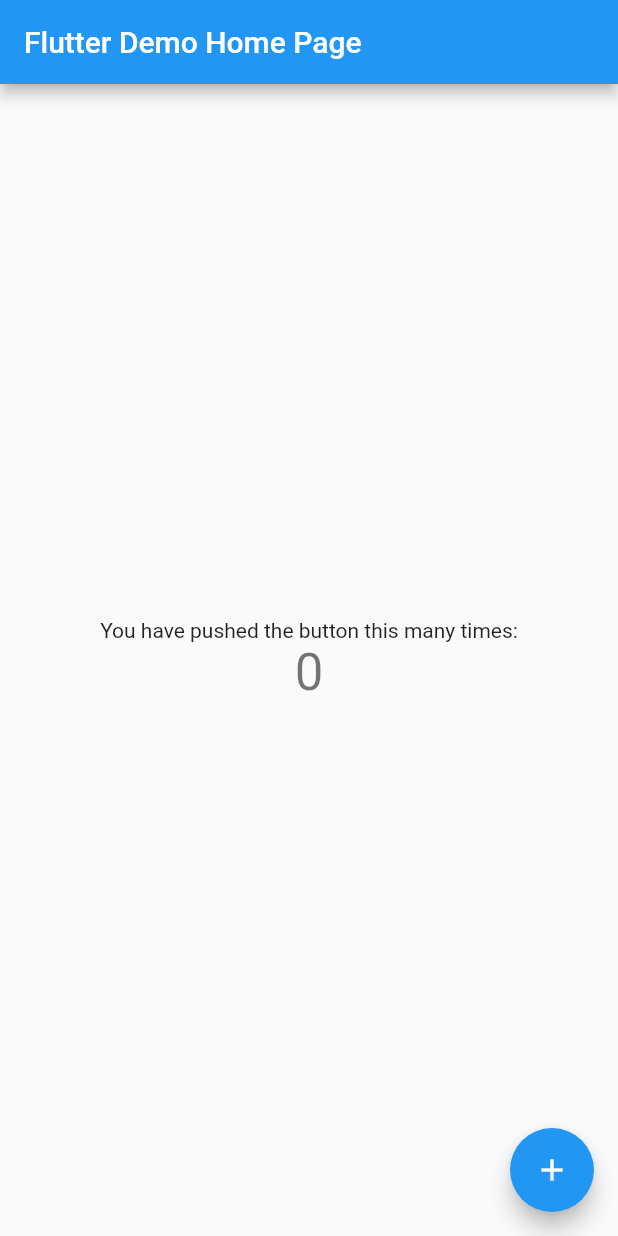
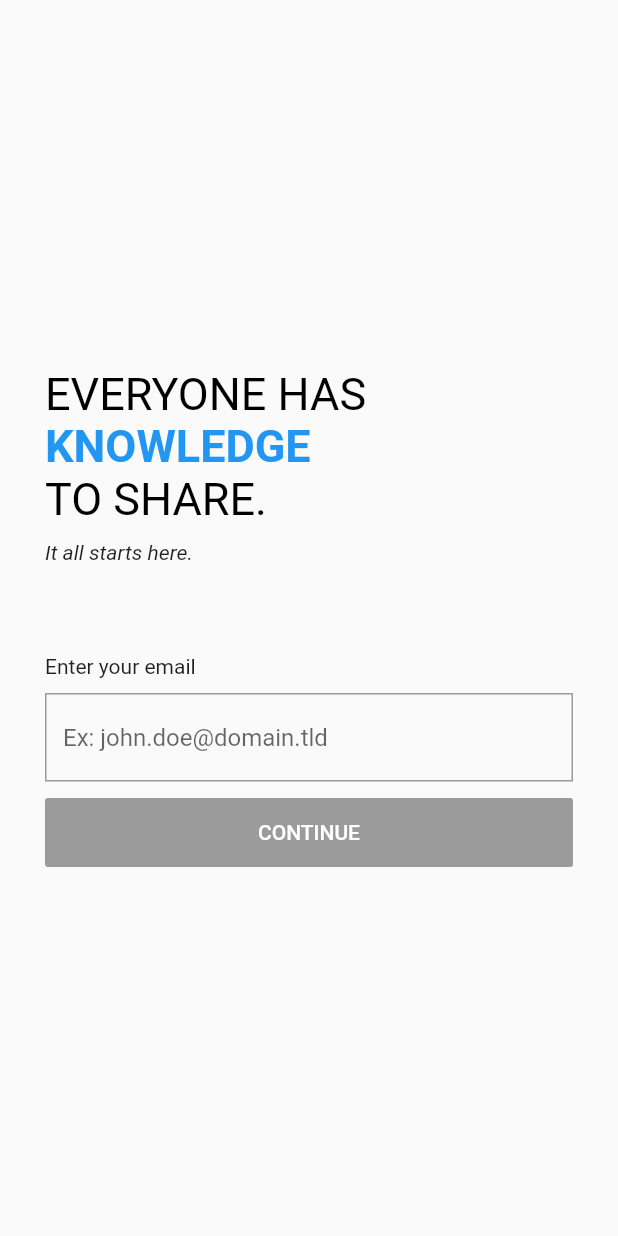
Before and after one commit to gregchapauli/leadeetuto, a Flutter app: the screen it shows after launch, on a phone screen of 412 x 824 dp. Run offline on Flutter 3.47's test engine with Material 2 defaults, Android fonts, the phone set to English and light mode, and no system bars.

Commit message:
Création des 4 vues de l'application non connectée

```diff
--- a/lib/main.dart
+++ b/lib/main.dart
@@ -1,117 +1,17 @@
 import 'package:flutter/material.dart';
+import 'package:flutter/widgets.dart';
+import 'package:leadeetuto/screen/guest/Auth.dart';
+import 'package:leadeetuto/screen/Guest.dart';
 
-void main() {
-  runApp(MyApp());
-}
+void main() => runApp(App());
 
-class MyApp extends StatelessWidget {
-  // This widget is the root of your application.
+class App extends StatelessWidget {
   @override
   Widget build(BuildContext context) {
     return MaterialApp(
-      title: 'Flutter Demo',
-      theme: ThemeData(
-        // This is the theme of your application.
-        //
-        // Try running your application with "flutter run". You'll see the
-        // application has a blue toolbar. Then, without quitting the app, try
-        // changing the primarySwatch below to Colors.green and then invoke
-        // "hot reload" (press "r" in the console where you ran "flutter run",
-        // or simply save your changes to "hot reload" in a Flutter IDE).
-        // Notice that the counter didn't reset back to zero; the application
-        // is not restarted.
-        primarySwatch: Colors.blue,
-        // This makes the visual density adapt to the platform that you run
-        // the app on. For desktop platforms, the controls will be smaller and
-        // closer together (more dense) than on mobile platforms.
-        visualDensity: VisualDensity.adaptivePlatformDensity,
-      ),
-      home: MyHomePage(title: 'Flutter Demo Home Page'),
+      debugShowCheckedModeBanner: false,
+      title: 'Leadee',
+      home: GuestScreen(),
     );
   }
 }
-
-class MyHomePage extends StatefulWidget {
-  MyHomePage({Key key, this.title}) : super(key: key);
-
-  // This widget is the home page of your application. It is stateful, meaning
-  // that it has a State object (defined below) that contains fields that affect
-  // how it looks.
-
-  // This class is the configuration for the state. It holds the values (in this
-  // case the title) provided by the parent (in this case the App widget) and
-  // used by the build method of the State. Fields in a Widget subclass are
-  // always marked "final".
-
-  final String title;
-
-  @override
-  _MyHomePageState createState() => _MyHomePageState();
-}
-
-class _MyHomePageState extends State<MyHomePage> {
-  int _counter = 0;
-
-  void _incrementCounter() {
-    setState(() {
-      // This call to setState tells the Flutter framework that something has
-      // changed in this State, which causes it to rerun the build method below
-      // so that the display can reflect the updated values. If we changed
-      // _counter without calling setState(), then the build method would not be
-      // called again, and so nothing would appear to happen.
-      _counter++;
-    });
-  }
-
-  @override
-  Widget build(BuildContext context) {
-    // This method is rerun every time setState is called, for instance as done
-    // by the _incrementCounter method above.
-    //
-    // The Flutter framework has been optimized to make rerunning build methods
-    // fast, so that you can just rebuild anything that needs updating rather
-    // than having to individually change instances of widgets.
-    return Scaffold(
-      appBar: AppBar(
-        // Here we take the value from the MyHomePage object that was created by
-        // the App.build method, and use it to set our appbar title.
-        title: Text(widget.title),
-      ),
-      body: Center(
-        // Center is a layout widget. It takes a single child and positions it
-        // in the middle of the parent.
-        child: Column(
-          // Column is also a layout widget. It takes a list of children and
-          // arranges them vertically. By default, it sizes itself to fit its
-          // children horizontally, and tries to be as tall as its parent.
-          //
-          // Invoke "debug painting" (press "p" in the console, choose the
-          // "Toggle Debug Paint" action from the Flutter Inspector in Android
-          // Studio, or the "Toggle Debug Paint" command in Visual Studio Code)
-          // to see the wireframe for each widget.
-          //
-          // Column has various properties to control how it sizes itself and
-          // how it positions its children. Here we use mainAxisAlignment to
-          // center the children vertically; the main axis here is the vertical
-          // axis because Columns are vertical (the cross axis would be
-          // horizontal).
-          mainAxisAlignment: MainAxisAlignment.center,
-          children: <Widget>[
-            Text(
-              'You have pushed the button this many times:',
-            ),
-            Text(
-              '$_counter',
-              style: Theme.of(context).textTheme.headline4,
-            ),
-          ],
-        ),
-      ),
-      floatingActionButton: FloatingActionButton(
-        onPressed: _incrementCounter,
-        tooltip: 'Increment',
-        child: Icon(Icons.add),
-      ), // This trailing comma makes auto-formatting nicer for build methods.
-    );
-  }
-}
--- /dev/null
+++ b/lib/screen/Guest.dart
@@ -0,0 +1,38 @@
+import 'package:flutter/material.dart';
+import 'package:leadeetuto/screen/guest/Auth.dart';
+import 'package:leadeetuto/screen/guest/Password.dart';
+import 'package:leadeetuto/screen/guest/Term.dart';
+
+class GuestScreen extends StatefulWidget {
+  @override
+  _GuestScreenState createState() => _GuestScreenState();
+}
+
+class _GuestScreenState extends State<GuestScreen> {
+  List<Widget> _widgets = [];
+  int _indexSelected = 0;
+
+  @override
+  void initState() {
+    super.initState();
+
+    _widgets.addAll([
+      AuthScreen(
+        onChangedStep: (index) => setState(() => _indexSelected = index),
+      ),
+      TermScreen(
+        onChangedStep: (index) => setState(() => _indexSelected = index),
+      ),
+      PasswordScreen(
+        onChangedStep: (index) => setState(() => _indexSelected = index),
+      ),
+    ]);
+  }
+
+  @override
+  Widget build(BuildContext context) {
+    return Container(
+      child: _widgets.elementAt(_indexSelected),
+    );
+  }
+}
--- /dev/null
+++ b/lib/screen/guest/Auth.dart
@@ -0,0 +1,131 @@
+import 'package:flutter/material.dart';
+
+class AuthScreen extends StatefulWidget {
+  final Function(int) onChangedStep;
+
+  const AuthScreen({
+    Key key,
+    this.onChangedStep,
+  }) : super(key: key);
+
+  @override
+  _AuthScreenState createState() => _AuthScreenState();
+}
+
+class _AuthScreenState extends State<AuthScreen> {
+  final GlobalKey<FormState> _formKey = GlobalKey<FormState>();
+  final RegExp emailRegex = RegExp(r"[a-z0-9\._-]+@[a-z0-9\._-]+\.[a-z]+");
+
+  String _email = '';
+
+  @override
+  Widget build(BuildContext context) {
+    return SafeArea(
+      child: Scaffold(
+        body: Center(
+          child: SingleChildScrollView(
+            padding: EdgeInsets.symmetric(
+              horizontal: 30.0,
+            ),
+            child: Column(
+              crossAxisAlignment: CrossAxisAlignment.start,
+              children: [
+                RichText(
+                  text: TextSpan(
+                    text: 'Everyone has\n'.toUpperCase(),
+                    style: TextStyle(
+                      color: Colors.black,
+                      fontSize: 30.0,
+                    ),
+                    children: [
+                      TextSpan(
+                        text: 'knowledge\n'.toUpperCase(),
+                        style: TextStyle(
+                          color: Theme.of(context).primaryColor,
+                          fontWeight: FontWeight.bold,
+                        ),
+                      ),
+                      TextSpan(
+                        text: 'to share.'.toUpperCase(),
+                      ),
+                    ],
+                  ),
+                ),
+                SizedBox(
+                  height: 10.0,
+                ),
+                Text(
+                  'It all starts here.',
+                  style: TextStyle(
+                    fontStyle: FontStyle.italic,
+                  ),
+                ),
+                SizedBox(
+                  height: 60.0,
+                ),
+                Form(
+                  key: _formKey,
+                  child: Column(
+                    crossAxisAlignment: CrossAxisAlignment.stretch,
+                    children: [
+                      Text('Enter your email'),
+                      SizedBox(
+                        height: 10.0,
+                      ),
+                      TextFormField(
+                        onChanged: (value) => setState(() => _email = value),
+                        validator: (value) =>
+                            value.isEmpty || !emailRegex.hasMatch(value)
+                                ? 'Please enter a valid email'
+                                : null,
+                        decoration: InputDecoration(
+                          hintText: 'Ex: john.doe@domain.tld',
+                          border: OutlineInputBorder(
+                            borderRadius: BorderRadius.circular(0.0),
+                            borderSide: BorderSide(
+                              color: Colors.grey,
+                            ),
+                          ),
+                          focusedBorder: OutlineInputBorder(
+                            borderRadius: BorderRadius.circular(0.0),
+                            borderSide: BorderSide(
+                              color: Colors.grey,
+                            ),
+                          ),
+                        ),
+                      ),
+                      SizedBox(
+                        height: 10.0,
+                      ),
+                      RaisedButton(
+                        color: Theme.of(context).primaryColor,
+                        elevation: 0,
+                        padding: EdgeInsets.symmetric(
+                          vertical: 15.0,
+                        ),
+                        onPressed: !emailRegex.hasMatch(_email)
+                            ? null
+                            : () {
+                                if (_formKey.currentState.validate()) {
+                                  print(_email);
+                                  widget.onChangedStep(1);
+                                }
+                              },
+                        child: Text(
+                          'continue'.toUpperCase(),
+                          style: TextStyle(
+                            color: Colors.white,
+                          ),
+                        ),
+                      )
+                    ],
+                  ),
+                )
+              ],
+            ),
+          ),
+        ),
+      ),
+    );
+  }
+}
```
Also changed, not shown: lib/screen/guest/Password.dart (added, +120 -0 lines), lib/screen/guest/Term.dart (added, +101 -0 lines), 2 other files.
